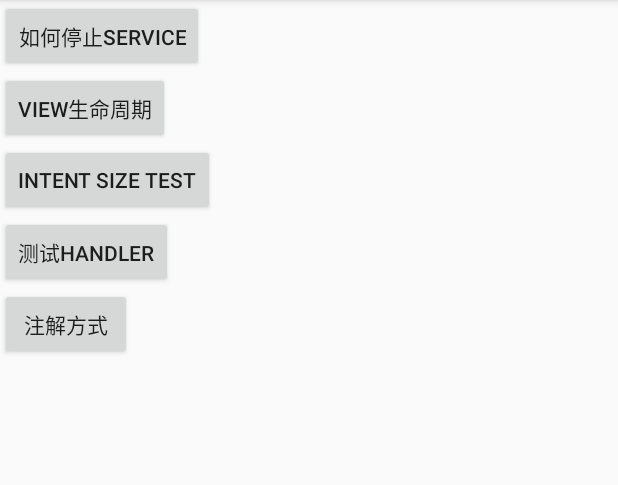
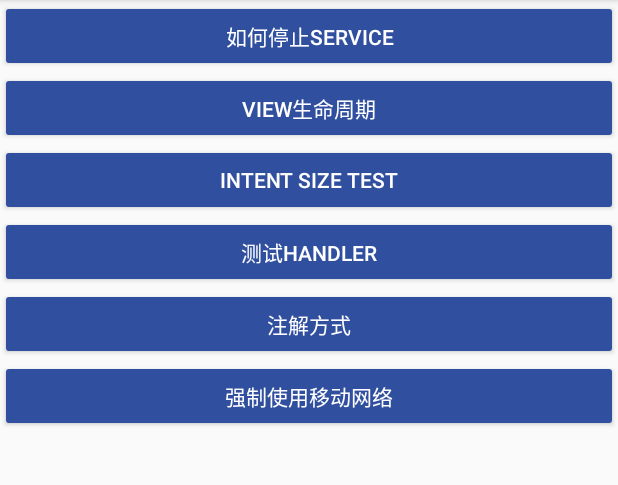
Before and after one commit to AnRFDev/android-Basic4, an Android app: the screen it shows after launch (MainActivity), on a phone screen of 412 x 824 dp, the part 84-569 px from its top. Run offline under Robolectric (Android 15) with nearby library versions, the phone set to English and light mode, and no system bars.

```diff
--- a/app/src/main/AndroidManifest.xml
+++ b/app/src/main/AndroidManifest.xml
@@ -1,6 +1,11 @@
 <?xml version="1.0" encoding="utf-8"?>
 <manifest xmlns:android="http://schemas.android.com/apk/res/android"
     package="com.rustfisher.basic4">
+
+    <uses-permission android:name="android.permission.WRITE_EXTERNAL_STORAGE" />
+    <uses-permission android:name="android.permission.READ_EXTERNAL_STORAGE" />
+    <uses-permission android:name="android.permission.INTERNET" />
+    <uses-permission android:name="android.permission.CHANGE_NETWORK_STATE" />
 
     <application
         android:allowBackup="true"
@@ -24,6 +29,7 @@
         <activity android:name=".activity.IntentTestAct" />
         <activity android:name=".activity.HandlerDemoActivity" />
         <activity android:name=".activity.AnnotationDemoActivity" />
+        <activity android:name=".activity.ForceNetworkActivity" />
 
         <service android:name=".service.HowToStopService" />
     </application>
--- a/app/src/main/java/com/rustfisher/basic4/MainActivity.java
+++ b/app/src/main/java/com/rustfisher/basic4/MainActivity.java
@@ -6,6 +6,7 @@ import android.os.Bundle;
 import android.view.View;
 
 import com.rustfisher.basic4.activity.AnnotationDemoActivity;
+import com.rustfisher.basic4.activity.ForceNetworkActivity;
 import com.rustfisher.basic4.activity.HandlerDemoActivity;
 import com.rustfisher.basic4.activity.Hts.SAct1;
 import com.rustfisher.basic4.activity.IntentTestAct;
@@ -26,6 +27,7 @@ public class MainActivity extends AppCompatActivity implements View.OnClickListe
         findViewById(R.id.intent_size_test_btn).setOnClickListener(this);
         findViewById(R.id.handler_test_btn).setOnClickListener(this);
         findViewById(R.id.annotation_btn).setOnClickListener(this);
+        findViewById(R.id.force_network_btn).setOnClickListener(this);
     }
 
     @Override
@@ -46,6 +48,9 @@ public class MainActivity extends AppCompatActivity implements View.OnClickListe
             case R.id.annotation_btn:
                 startActivity(new Intent(this, AnnotationDemoActivity.class));
                 break;
+            case R.id.force_network_btn:
+                startActivity(new Intent(this, ForceNetworkActivity.class));
+                break;
         }
     }
 }
--- a/app/src/main/res/layout/act_main.xml
+++ b/app/src/main/res/layout/act_main.xml
@@ -8,32 +8,44 @@
 
     <Button
         android:id="@+id/how_to_stop_service_btn"
-        android:layout_width="wrap_content"
+        style="@style/ButtonStyleMainPage"
+        android:layout_width="match_parent"
         android:layout_height="wrap_content"
         android:text="如何停止Service" />
 
     <Button
         android:id="@+id/view_lifecycle_btn"
-        android:layout_width="wrap_content"
+        style="@style/ButtonStyleMainPage"
+        android:layout_width="match_parent"
         android:layout_height="wrap_content"
         android:text="View生命周期" />
 
     <Button
         android:id="@+id/intent_size_test_btn"
-        android:layout_width="wrap_content"
+        style="@style/ButtonStyleMainPage"
+        android:layout_width="match_parent"
         android:layout_height="wrap_content"
         android:text="Intent size test" />
 
     <Button
         android:id="@+id/handler_test_btn"
-        android:layout_width="wrap_content"
+        style="@style/ButtonStyleMainPage"
+        android:layout_width="match_parent"
         android:layout_height="wrap_content"
         android:text="测试Handler" />
 
     <Button
         android:id="@+id/annotation_btn"
-        android:layout_width="wrap_content"
+        style="@style/ButtonStyleMainPage"
+        android:layout_width="match_parent"
         android:layout_height="wrap_content"
         android:text="注解方式" />
 
+    <Button
+        android:id="@+id/force_network_btn"
+        style="@style/ButtonStyleMainPage"
+        android:layout_width="match_parent"
+        android:layout_height="wrap_content"
+        android:text="强制使用移动网络" />
+
 </LinearLayout>
--- a/app/src/main/res/values/colors.xml
+++ b/app/src/main/res/values/colors.xml
@@ -2,5 +2,5 @@
 <resources>
     <color name="colorPrimary">#3F51B5</color>
     <color name="colorPrimaryDark">#303F9F</color>
-    <color name="colorAccent">#FF4081</color>
+    <color name="colorAccent">#304F9F</color>
 </resources>
--- a/app/src/main/res/values/styles.xml
+++ b/app/src/main/res/values/styles.xml
@@ -8,4 +8,8 @@
         <item name="colorAccent">@color/colorAccent</item>
     </style>
 
+    <style name="ButtonStyleMainPage" parent="Widget.AppCompat.Button.Colored">
+        <!-- nothing -->
+    </style>
+
 </resources>
```
Also changed, not shown: app/src/main/java/com/rustfisher/basic4/activity/ForceNetworkActivity.java (added, +166 -0 lines), app/src/main/res/layout/act_force_network.xml (added, +12 -0 lines).
